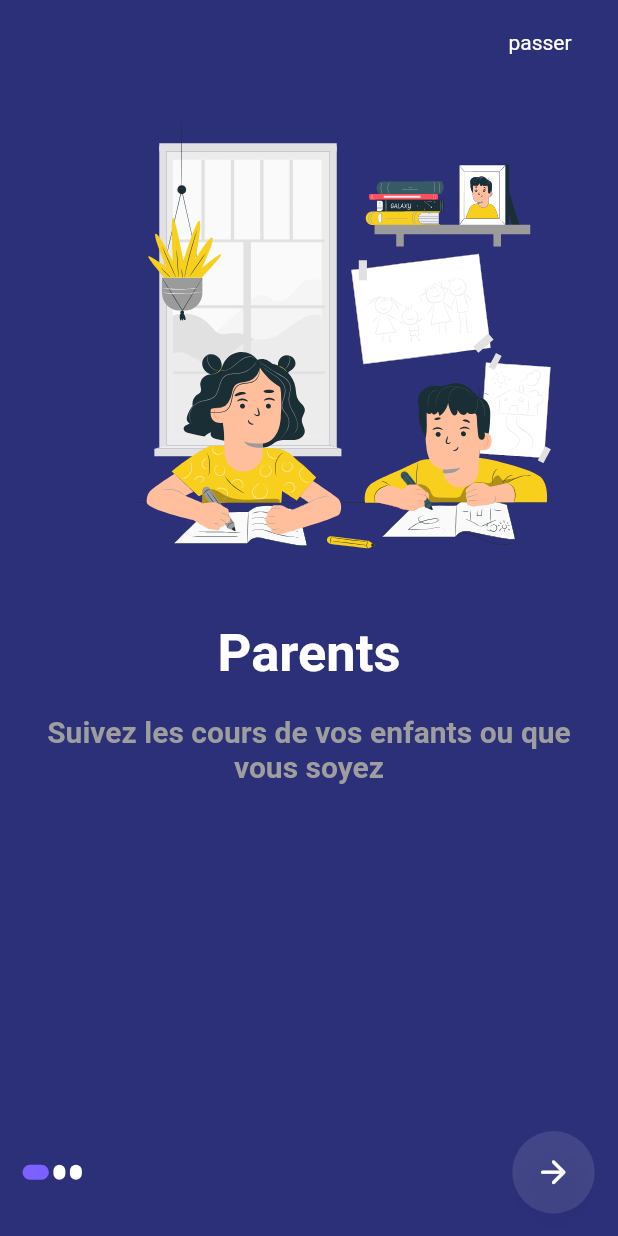
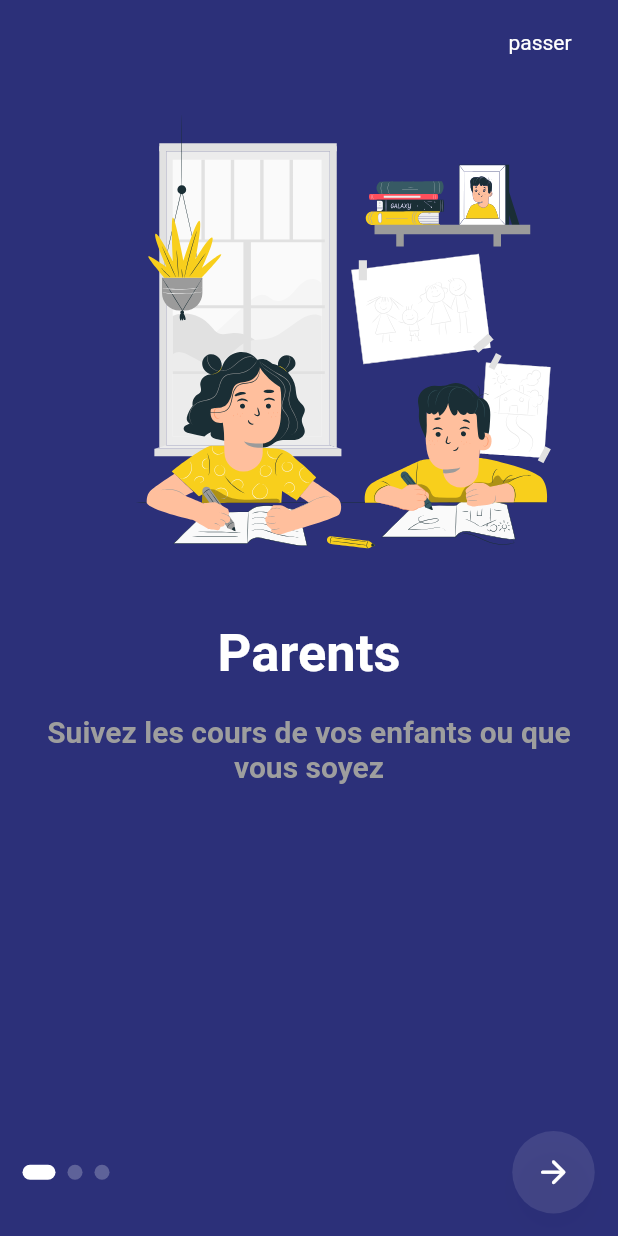
Before and after one commit to QetXx/carotte, a Flutter app: the screen it shows after launch, on a phone screen of 412 x 824 dp. Run offline on Flutter 3.47's test engine with Material 2 defaults, Android fonts, the light colour scheme and no system bars; drawn by our look-alikes of smooth_page_indicator; our stand-ins replace animated_splash_screen, get, lottie, shared_preferences; Roboto replaces fonts that are missing (poppins).

Commit message:
structuration codes

```diff
--- a/tracknotes/lib/themes/theme.dart
+++ b/tracknotes/lib/themes/theme.dart
@@ -1,5 +1,6 @@
 import 'package:flutter/material.dart';
 
+// creation d'une class theme
 class ThemeCarotte {
   static final ligthTheme = ThemeData.light().copyWith(
     appBarTheme: const AppBarTheme(
--- a/tracknotes/lib/views/onboarding.dart
+++ b/tracknotes/lib/views/startscreen/onboarding.dart
@@ -32,11 +32,11 @@ class _OnBoardingState extends State<OnBoarding> {
               count: 3,
               effect: ExpandingDotsEffect(
                 expansionFactor: 2.2,
-                dotColor: Colors.white,
-                activeDotColor: Theme.of(context).colorScheme.primary,
-                dotWidth: 8,
+                dotColor: Colors.white24,
+                activeDotColor: Colors.white,
+                dotWidth: 10,
                 dotHeight: 10,
-                spacing: 3,
+                spacing: 8,
               ),
             ),
             FloatingActionButton(
--- a/tracknotes/lib/widgets/swicthpages.dart
+++ b/tracknotes/lib/widgets/swicthpages.dart
@@ -3,7 +3,7 @@
 import 'package:flutter/material.dart';
 import 'package:shared_preferences/shared_preferences.dart';
 import 'package:tracknotes/views/home.dart';
-import 'package:tracknotes/views/onboarding.dart';
+import 'package:tracknotes/views/startscreen/onboarding.dart';
 
 class SwitchPages extends StatefulWidget {
   const SwitchPages({Key? key}) : super(key: key);
```
